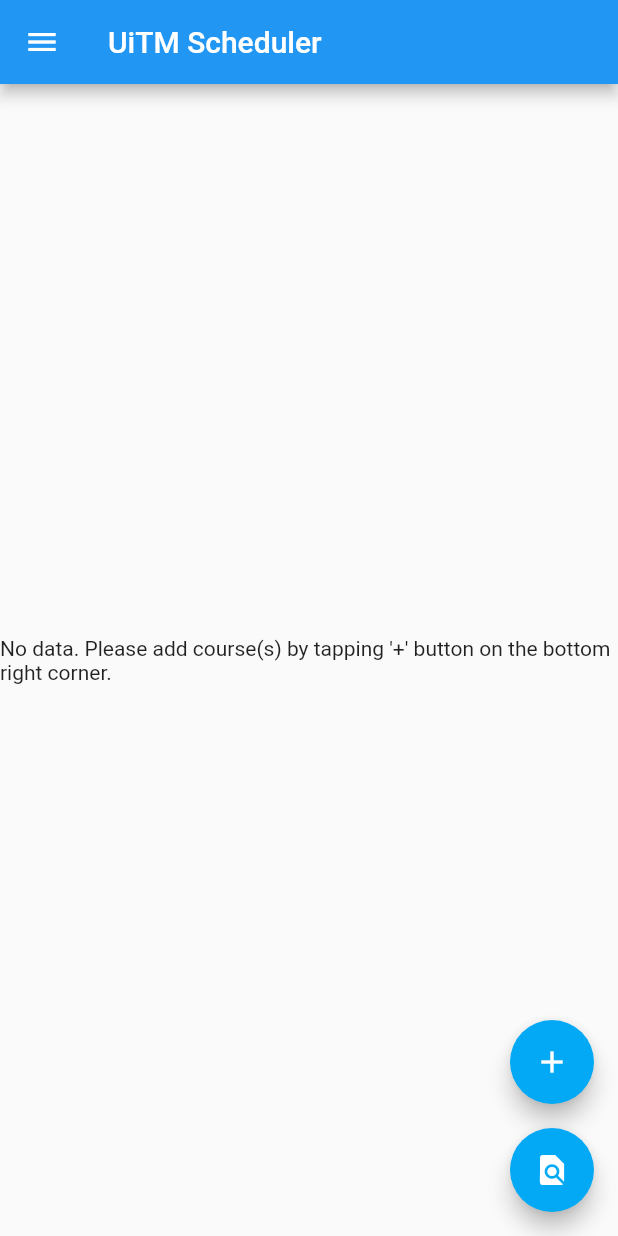
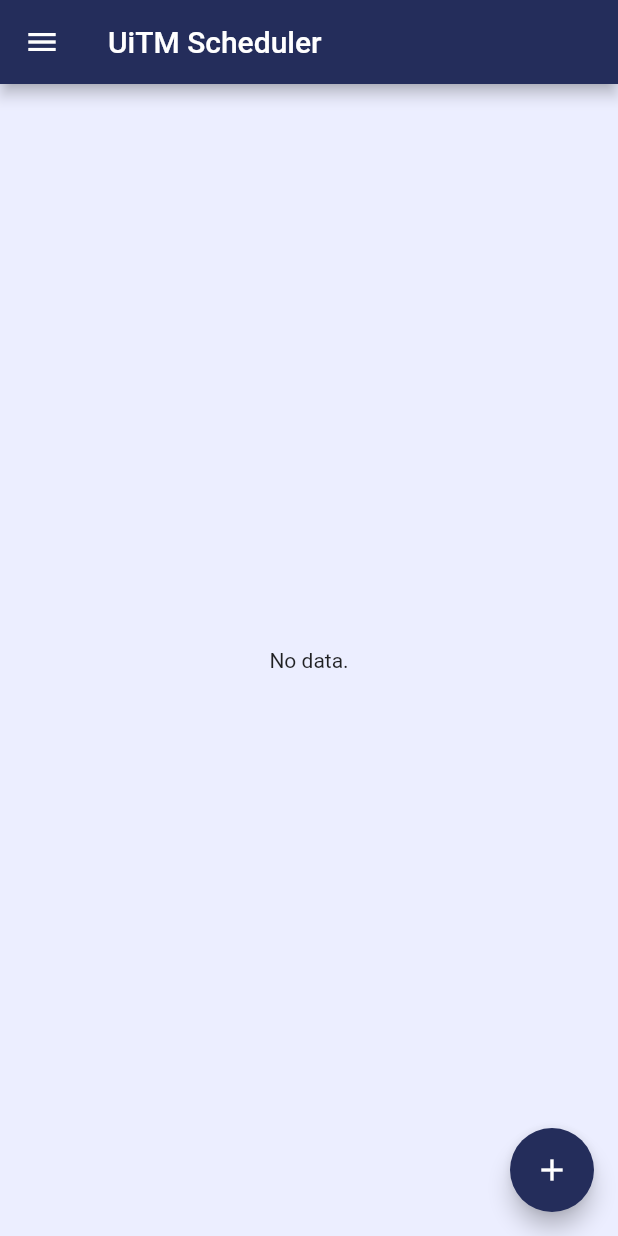
Before and after one commit to ajeeq/uitmscheduler, a Flutter app: the screen it shows after launch, on a phone screen of 412 x 824 dp. Run offline on Flutter 3.47's test engine with Material 2 defaults, Android fonts, the phone set to English and light mode, and no system bars; our stand-ins replace flutter_riverpod, flutter_typeahead, hive, hive_flutter; accounts and stored records are empty.

Commit message:
feat: updated UI color pallettes

```diff
--- a/lib/api/services.dart
+++ b/lib/api/services.dart
@@ -60,7 +60,7 @@ class Services {
         }
       }
       else {
-        throw 'No data available from the iCRESS at the moment😐';
+        throw 'Error connecting to iCRESS😐';
       }
     } catch (e) {
       rethrow;
--- a/lib/views/home.dart
+++ b/lib/views/home.dart
@@ -12,18 +12,34 @@ import 'package:uitmscheduler/api/services.dart';
 import 'package:uitmscheduler/utils/utils_main.dart';
 import 'package:uitmscheduler/utils/hive_selected_course.dart';
 
+// Constants
+import 'package:uitmscheduler/constants/colors.dart';
+
 // Models
 import 'package:uitmscheduler/models/detail.dart';
 import 'package:uitmscheduler/models/selected.dart';
+import 'package:uitmscheduler/models/campus_faculty.dart';
 
 // Providers
 import 'package:uitmscheduler/providers/selected_providers.dart';
 import 'package:uitmscheduler/providers/detail_providers.dart';
 
-class Home extends ConsumerWidget{
+class Home extends ConsumerStatefulWidget {
   const Home({Key? key}) : super(key: key);
+
   @override
-  Widget build(BuildContext context, WidgetRef ref) {// declaring notifiers for updating riverpod states
+  _HomeState createState() => _HomeState();
+}
+
+class _HomeState extends ConsumerState<Home>{
+  // const Home({Key? key}) : super(key: key);
+
+  String _errorMessage = '';
+  bool data = false;
+
+  @override
+  Widget build(BuildContext context) {
+    // declaring notifiers for updating riverpod states
     final SelectedListNotifier selectionListController = ref.read(selectedListProvider.notifier);
     final DetailListNotifier detailListController = ref.read(detailListProvider.notifier);
 
@@ -39,6 +55,7 @@ class Home extends ConsumerWidget{
     return Scaffold(
       appBar: AppBar(
         title: const Text("UiTM Scheduler"),
+        backgroundColor: const Color(0xFF242d5b),
       ),
       body: ValueListenableBuilder(
           valueListenable: HiveSelectedCourse.box.listenable(),
@@ -46,13 +63,14 @@ class Home extends ConsumerWidget{
             return SafeArea(
               child: box.isEmpty
               ? Container(
-                color: Colors.grey[85],
+                color: AppColor.lightWhitePrimary,
                 child: Column(
                   mainAxisAlignment: MainAxisAlignment.center,
                   children: const <Widget>[
                     Center(
                       child: Text(
-                        "No data. Please add course(s) by tapping '+' button on the bottom right corner.",
+                        "No data.",
+                        textAlign: TextAlign.center
                       ),
                     )
                   ],
@@ -116,10 +134,7 @@ class Home extends ConsumerWidget{
                   ),
               )
             );
-
           }
-
-
         ),
 
         drawer: Drawer(
@@ -128,7 +143,7 @@ class Home extends ConsumerWidget{
           children: [
             const DrawerHeader(
               decoration: BoxDecoration(
-                color: Colors.blue,
+                color: AppColor.lightPurplePrimary,
               ),
               child: Text('UiTM Scheduler 0.5.2'),
             ),
@@ -156,19 +171,43 @@ class Home extends ConsumerWidget{
           FloatingActionButton(
             tooltip: "Add course",
             heroTag: "add",
-            backgroundColor: Colors.lightBlue,
+            backgroundColor: AppColor.lightPurplePrimary,
             child: const Icon(Icons.add),
             onPressed: () {
+              Services.getCampusesFaculties().then((campuses) {
+                if(campuses.campuses.isEmpty) {
+                  ScaffoldMessenger.of(context).showSnackBar(
+                    const SnackBar(
+                      content: Text("No data available from the iCRESS at the moment😐"),
+                      duration: Duration(seconds: 5),
+                    ),
+                  );
+                } else {
                   Navigator.pushNamed(context, '/campus_selection');
+                }
+              }).catchError((e) {
+                  setState(() {
+                    _errorMessage = e.toString();
+                  });
+                  ScaffoldMessenger.of(context).showSnackBar(
+                    SnackBar(
+                      content: Text(_errorMessage),
+                      duration: const Duration(seconds: 5),
+                    ),
+                  );
+              });
             },
           ),
 
-          const SizedBox(height: 16),
+          data
+            ? const SizedBox(height: 16)
+            : const SizedBox.shrink(),
 
-          FloatingActionButton(
+          data
+            ? FloatingActionButton(
                 tooltip: "Fetch Details",
                 heroTag: "fetch",
-            backgroundColor: Colors.lightBlue,
+                backgroundColor: AppColor.lightPurplePrimary,
                 child: const Icon(Icons.find_in_page),
                 onPressed: () async {
                   List<Selected> selectedList = selectedCourseStore.getAllSelected();
@@ -218,8 +257,10 @@ class Home extends ConsumerWidget{
 
                     Navigator.pushNamed(context, "/result");
                   });
-            },
-          ),
+                }
+              )
+              : const SizedBox.shrink()
+
 
         ],
       ),
```
Also changed, not shown: lib/constants/colors.dart (added, +65 -0 lines), lib/constants/theme.dart (added, +18 -0 lines), lib/views/widgets/campus_input_field.dart (+4 -3 lines). Lines whose indentation alone changed are shown as unchanged.
